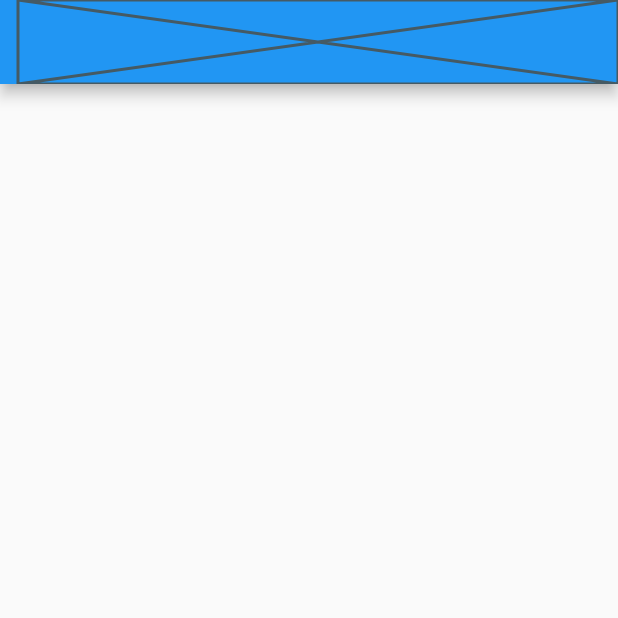
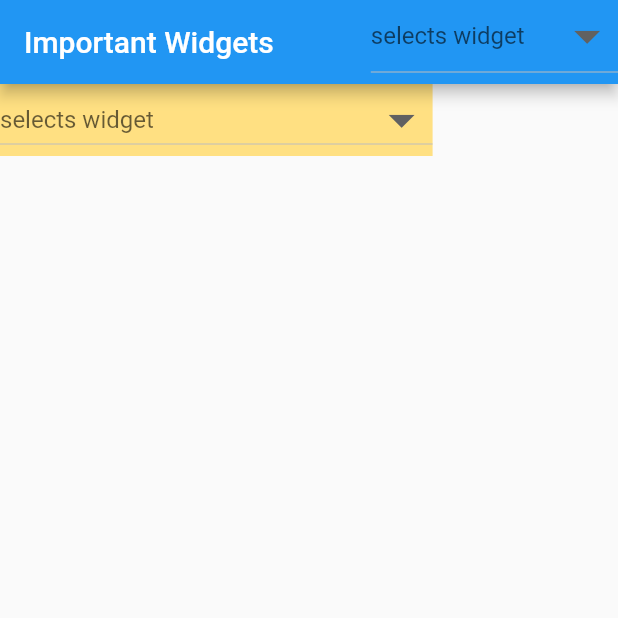
Before and after one commit to Abdullah6445/flutter-important-widgets, a Flutter app: the screen it shows after launch, on a phone screen of 412 x 824 dp, the top half of it. Run offline on Flutter 3.47's test engine with Material 3 defaults, Android fonts, the phone set to English and light mode, and no system bars.

Commit message:
drop down with list

```diff
--- a/lib/pages/dropDown.dart
+++ b/lib/pages/dropDown.dart
@@ -1,3 +1,5 @@
+import 'dart:math';
+
 import 'package:flutter/material.dart';
 
 class dropDown extends StatefulWidget {
@@ -8,8 +10,75 @@ class dropDown extends StatefulWidget {
 }
 
 class _dropDownState extends State<dropDown> {
+  String dropDownValue = "flutter important widgets";
+  List<String> dropDownItems = [
+    "Text & its Style",
+    "Container with Styling",
+    "Center widgets",
+    "Text,Elevated,outlined Buttons",
+    "Image Widget",
+    "Rows and Columns",
+    "Inkwell",
+    "Scroll View",
+    "Listview",
+    "Listview.builder",
+    "Listview.serperated",
+    "ListTile",
+    "Expended",
+    "Margin & Padding",
+    "Circle Avatar",
+    "Custom Text Themes(for whole app)",
+    "Card",
+    "TextForm Fields",
+    "Gridview",
+    "wrap",
+    "Sizedbox",
+    "Rich Text",
+    "Icon widget",
+    "positioned widget",
+    "constraints box",
+    "Cliprrect",
+    "Drawer",
+    "Tabbar view",
+    "Popup menu button",
+    "Check box,radio button,dropdown",
+    "Dialog box",
+    "circular progress indicator",
+    "Form widget",
+    "Floating Action Button",
+    "Gesture Dectector",
+    "Icon Button",
+    "bottom navigation bar",
+    "place holder",
+    "Range slider",
+    "Snack bar",
+    "Spacer",
+    "Safe area",
+  ];
+  int index = 0;
+  String valueee = "selects widget";
+
   @override
   Widget build(BuildContext context) {
-    return const Placeholder();
+    return Container(
+      width: MediaQuery.of(context).size.width * (.4),
+      child: DropdownButton(
+          hint: Text(
+            valueee,
+            style: TextStyle(overflow: TextOverflow.ellipsis),
+          ),
+          isExpanded: true,
+          iconSize: MediaQuery.of(context).size.height * (.05),
+          items: dropDownItems.map((e) {
+            index++;
+            return DropdownMenuItem(
+                value: dropDownItems.indexOf(valueee),
+                child: Text(
+                  index.toString() + " " + e,
+                  style: TextStyle(overflow: TextOverflow.ellipsis),
+                ));
+          }).toList(),
+          onChanged: (value) {}),
+    );
   }
 }
--- a/lib/pages/widgetPage.dart
+++ b/lib/pages/widgetPage.dart
@@ -1,5 +1,5 @@
 import 'package:flutter/material.dart';
-import 'package:flutter_important_widgets/pages/customDropDown.dart';
+// import 'package:flutter_important_widgets/pages/customDropDown.dart';
 import 'package:flutter_important_widgets/pages/dropDown.dart';
 
 class widgetPage extends StatefulWidget {
@@ -19,12 +19,11 @@ class _widgetPageState extends State<widgetPage> {
           dropDown(),
         ],
       ),
-      // body: Container(
-      //   height: double.infinity,
-      //   width: double.infinity,
-      //   color: Colors.amber.shade200,
-      //   child: dropDown(),
-      // ),
+      body: Container(
+        width: MediaQuery.of(context).size.width * .7,
+        color: Colors.amber.shade200,
+        child: dropDown(),
+      ),
     );
   }
 }
```
Also changed, not shown: pubspec.lock.
